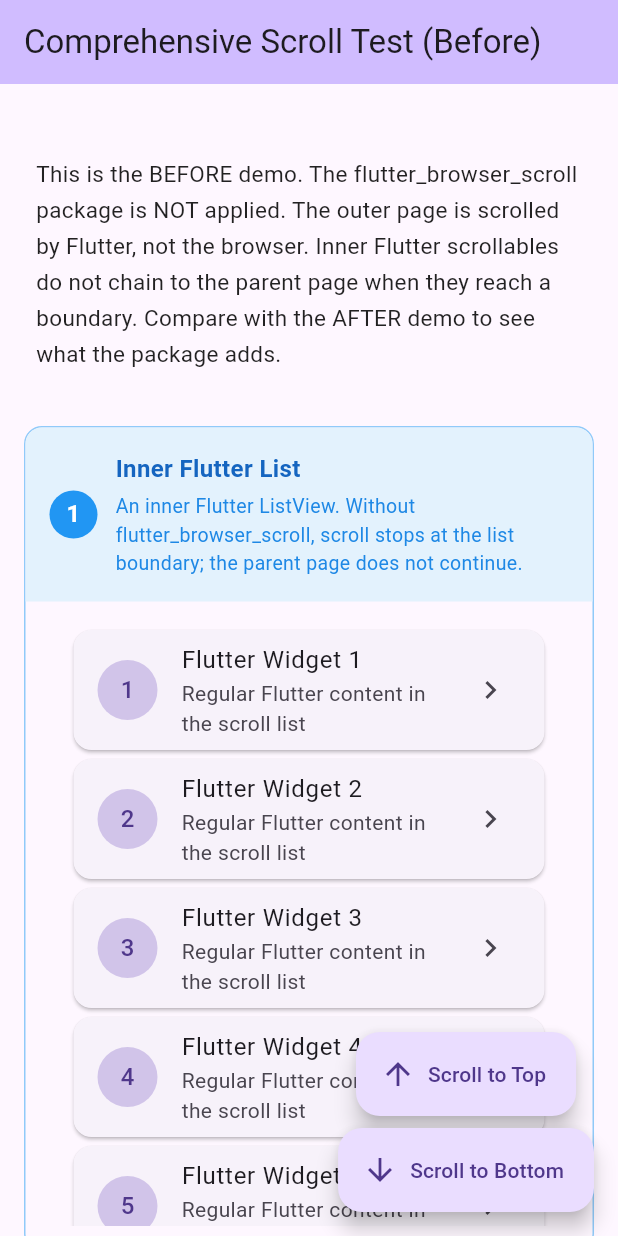
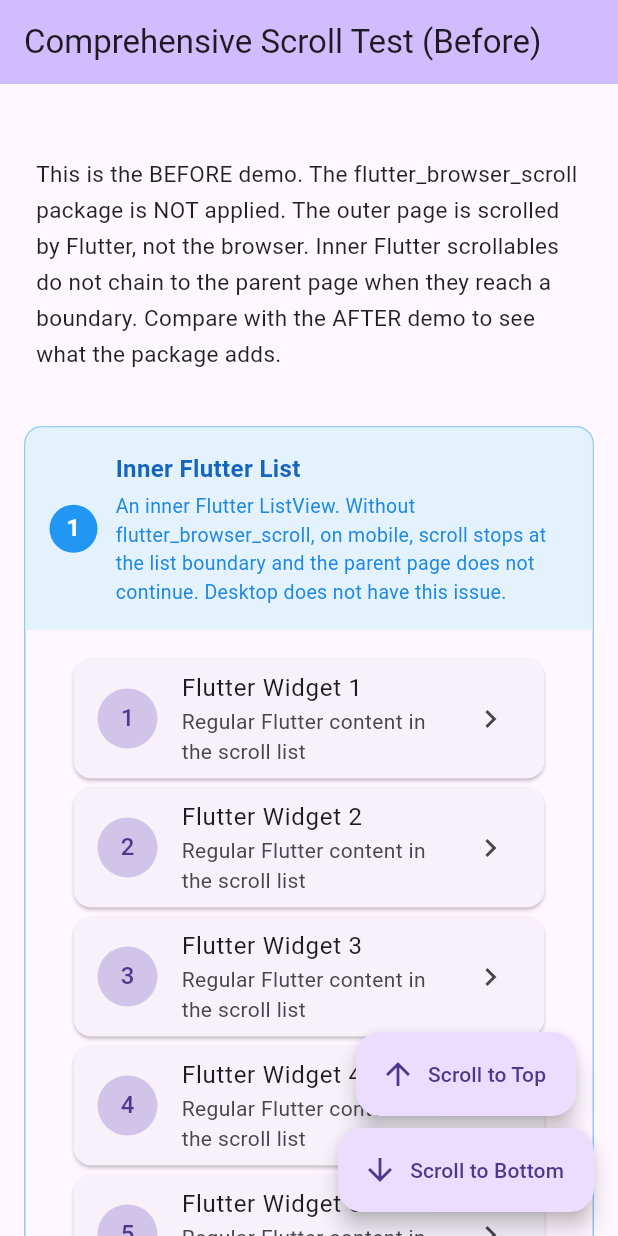
Before and after one commit to flutter-zl/flutter-browser-scroll, a Flutter app: the ComprehensiveTestPage screen opened directly with empty values, on a phone screen of 412 x 824 dp. Run offline on Flutter 3.47's test engine with Material 3 defaults, Android fonts, the phone set to English and light mode, and no system bars; our stand-ins replace web; missing offline and left inert: dart:js_interop, dart:ui_web; statements that could not run were skipped.

Commit message:
Clarify in before-demo descriptions that inner list scroll stopping is mobile-only

```diff
--- a/example/lib/comprehensive.dart
+++ b/example/lib/comprehensive.dart
@@ -265,8 +265,9 @@ class _TestPageBodyState extends State<_TestPageBody> {
                   'browsers the page double-scrolls while the inner list '
                   'also scrolls. Desktop does not show this.'
             : 'An inner Flutter ListView. Without flutter_browser_scroll, '
-                  'scroll stops at the list boundary; the parent page '
-                  'does not continue.',
+                  'on mobile, scroll stops at the list boundary and the '
+                  'parent page does not continue. Desktop does not have '
+                  'this issue.',
         color: Colors.blue,
         status: TestStatus.pending,
         child: SizedBox(
@@ -293,10 +294,10 @@ class _TestPageBodyState extends State<_TestPageBody> {
                   'same as TEST 1.'
             : 'Pull down on this inner list when it is at its top. A '
                   'refresh indicator should appear (Flutter handles top-'
-                  'edge overscroll natively). At the bottom edge, the '
-                  'inner list clamps and stops; without '
+                  'edge overscroll natively). At the bottom edge on mobile, '
+                  'the inner list clamps and stops; without '
                   'flutter_browser_scroll the parent page does not '
-                  'continue scrolling.',
+                  'continue scrolling. Desktop does not have this issue.',
         color: Colors.cyan,
         child: _PullToRefreshTest(
           useBrowserScroller: widget.useBrowserScroller,
```
